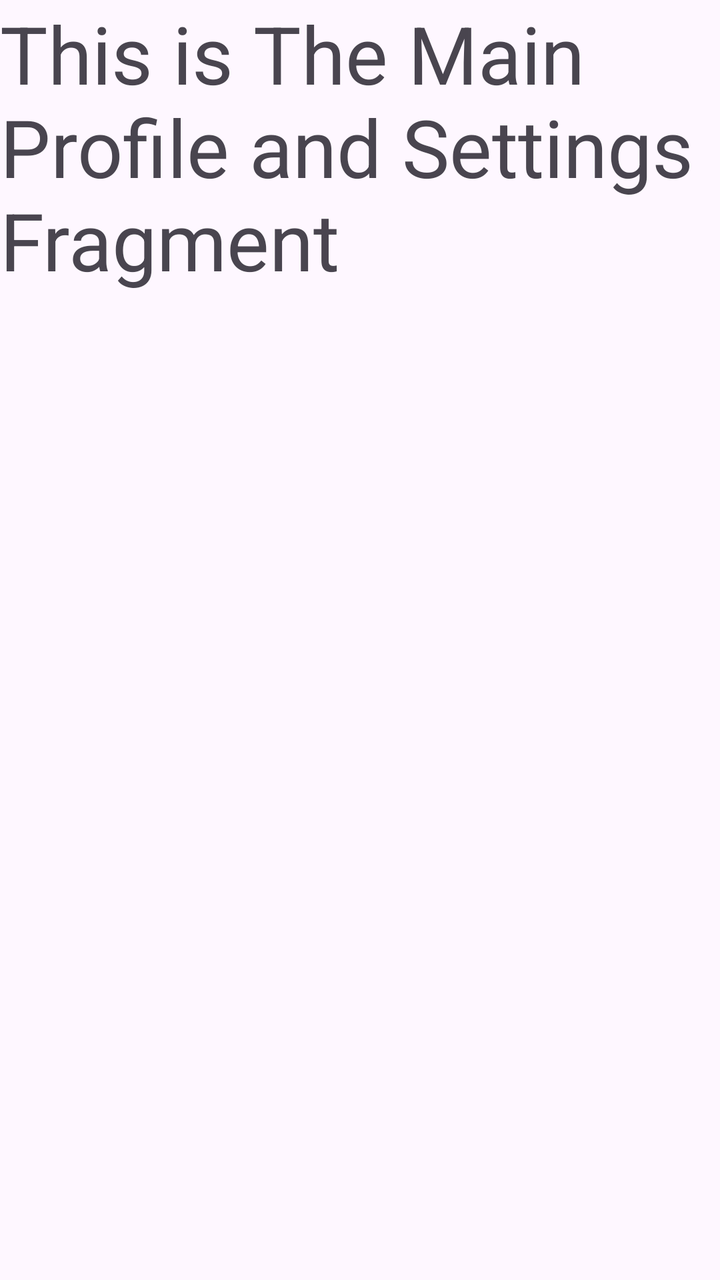
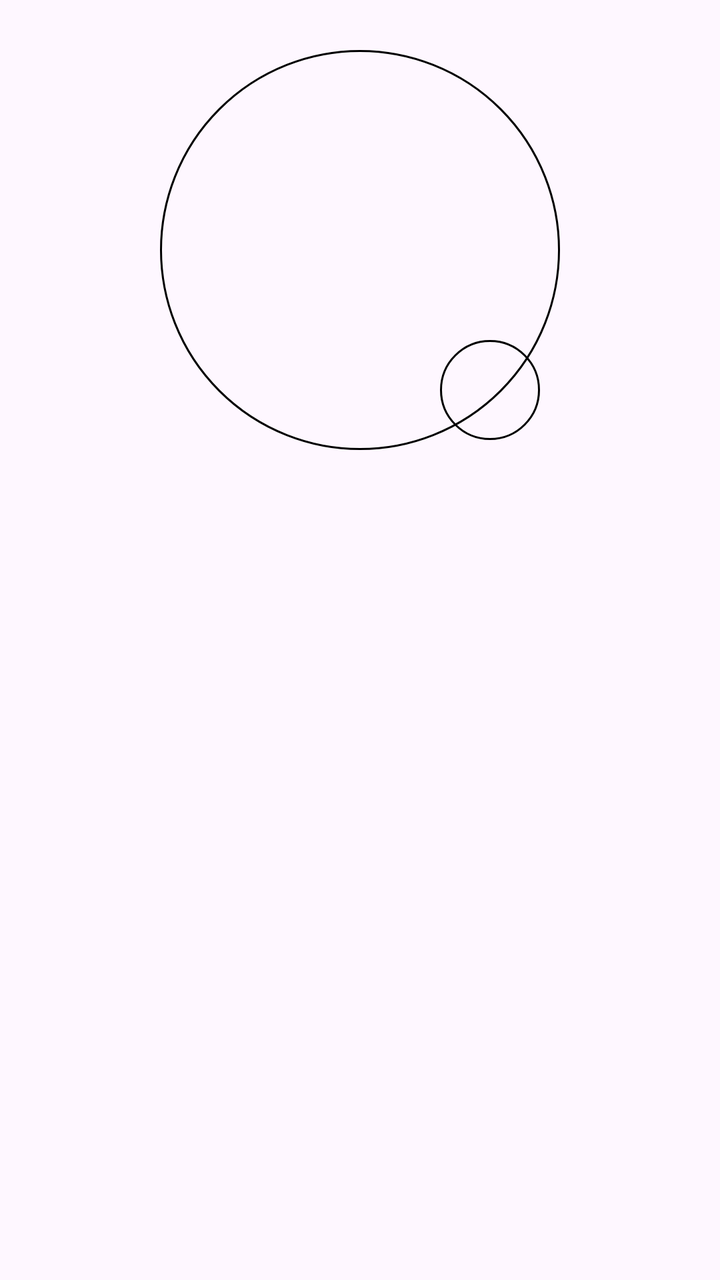

The first picture is an Android layout as it rendered before a commit; the second is the same layout after the commit. The layout source and the unified diff follow.
<!-- AndroidManifest.xml: application theme Theme.Buscor -->
<!-- res/layout/fragment_profileand_settings.xml -->
<?xml version="1.0" encoding="utf-8"?>
<FrameLayout xmlns:android="http://schemas.android.com/apk/res/android"
    xmlns:tools="http://schemas.android.com/tools"
    android:layout_width="match_parent"
    android:layout_height="match_parent"
    tools:context=".views.ProfileandSettings.ProfileandSettings">

    
    <TextView
        android:layout_width="match_parent"
        android:layout_height="match_parent"
        android:text="This is The Main Profile and Settings Fragment"
        android:textSize="40sp"/>

</FrameLayout>
<!-- resources referenced by this layout -->
<resources>
  <style name="Theme.Buscor" parent="Base.Theme.Buscor" />
  <style name="Base.Theme.Buscor" parent="Theme.Material3.DayNight.NoActionBar">
          
          
      </style>
</resources>

<!-- the commit's change to res/layout/fragment_profileand_settings.xml (unified diff, before → after) -->
@@ -1,15 +1,40 @@
 <?xml version="1.0" encoding="utf-8"?>
 <FrameLayout xmlns:android="http://schemas.android.com/apk/res/android"
+    xmlns:app="http://schemas.android.com/apk/res-auto"
     xmlns:tools="http://schemas.android.com/tools"
     android:layout_width="match_parent"
     android:layout_height="match_parent"
     tools:context=".views.ProfileandSettings.ProfileandSettings">
 
-    
-    <TextView
+    <androidx.constraintlayout.widget.ConstraintLayout
         android:layout_width="match_parent"
-        android:layout_height="match_parent"
-        android:text="This is The Main Profile and Settings Fragment"
-        android:textSize="40sp"/>
+        android:layout_height="250dp">
+
+        <FrameLayout
+            android:layout_width="wrap_content"
+            android:layout_height="wrap_content"
+            app:layout_constraintBottom_toBottomOf="parent"
+            app:layout_constraintEnd_toEndOf="parent"
+            app:layout_constraintHorizontal_bias="0.5"
+            app:layout_constraintStart_toStartOf="parent"
+            app:layout_constraintTop_toTopOf="parent"
+            app:layout_constraintVertical_bias="0.5">
+
+            <ImageView
+                android:layout_width="200dp"
+                android:layout_height="200dp"
+                android:background="@drawable/profile_image_border" />
+
+            <ImageView
+                android:layout_width="50dp"
+                android:layout_height="50dp"
+                android:layout_gravity="bottom|end"
+                android:layout_marginRight="10dp"
+                android:layout_marginBottom="5dp"
+                android:background="@drawable/profile_image_border" />
+
+        </FrameLayout>
+
+    </androidx.constraintlayout.widget.ConstraintLayout>
 
 </FrameLayout>
<!-- resource entries referenced after the edit -->
@@ -1,6 +1,23 @@
 <!-- resources referenced by this layout -->
 <resources>
+  <!-- drawable profile_image_border (drawable) -->
+  <shape
+      xmlns:android="http://schemas.android.com/apk/res/android"
+      android:shape="rectangle">
+      <solid
+          android:color="@android:color/transparent"/>
+  
+      <corners
+          android:bottomRightRadius="300dp"
+          android:bottomLeftRadius="300dp"
+          android:topLeftRadius="300dp"
+          android:topRightRadius="300dp"/>
+      <stroke
+          android:color="@color/black"
+          android:width="1dp"/>
+  </shape>
   <style name="Theme.Buscor" parent="Base.Theme.Buscor" />
+  <color name="black">#FF000000</color>
   <style name="Base.Theme.Buscor" parent="Theme.Material3.DayNight.NoActionBar">
           
           
